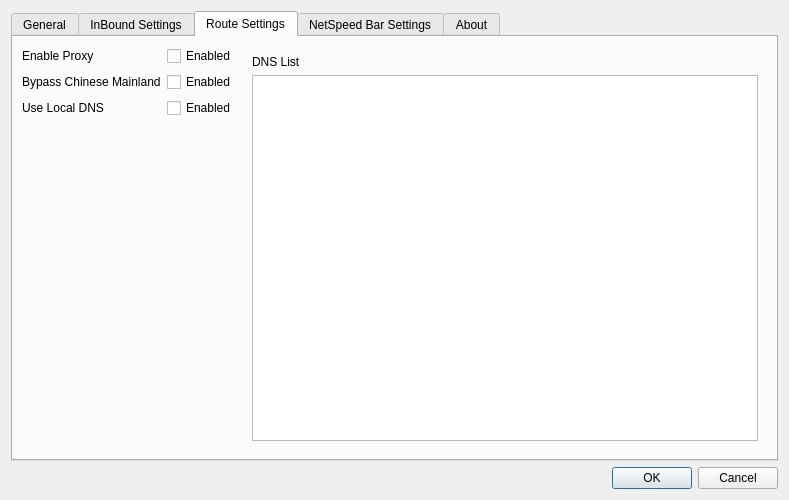
Before: the Qt Designer form src/ui/w_PrefrencesWindow.ui in darsvador/qvssr, drawn with Qt 5.
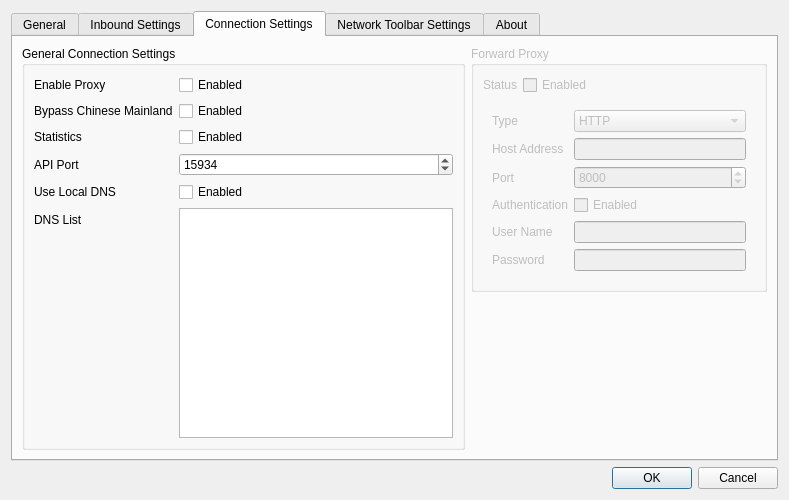
After: the same form once the commit is applied. The open tabs and pages were chosen to show the change. Icons and pictures are not drawn.

Commit message: Some fixes and adds [fix] Fixed a Dark UI Chart bug [add] Added UISettings section in config [add] Standalone function for determining filename when saving config [fix] Pointer or references fix? [add] SOME UI for importing connections. [add] Duplicating Connection #69 LMAO [add] Prefrences window -> Forward Proxy #125 UI

```diff
--- a/src/ui/w_PrefrencesWindow.ui
+++ b/src/ui/w_PrefrencesWindow.ui
@@ -29,13 +29,23 @@
    <bool>true</bool>
   </property>
   <layout class="QGridLayout" name="gridLayout">
-   <item row="0" column="0">
+   <item row="2" column="0">
+    <widget class="QDialogButtonBox" name="buttonBox">
+     <property name="orientation">
+      <enum>Qt::Horizontal</enum>
+     </property>
+     <property name="standardButtons">
+      <set>QDialogButtonBox::Cancel|QDialogButtonBox::Ok</set>
+     </property>
+    </widget>
+   </item>
+   <item row="1" column="0">
     <widget class="QTabWidget" name="tabWidget">
      <property name="tabShape">
       <enum>QTabWidget::Rounded</enum>
      </property>
      <property name="currentIndex">
-      <number>4</number>
+      <number>0</number>
      </property>
      <widget class="QWidget" name="tab">
       <attribute name="title">
@@ -43,13 +53,44 @@
       </attribute>
       <layout class="QFormLayout" name="formLayout_5">
        <item row="0" column="0">
+        <widget class="QLabel" name="label_35">
+         <property name="text">
+          <string>UI Theme</string>
+         </property>
+        </widget>
+       </item>
+       <item row="0" column="1">
+        <widget class="QComboBox" name="themeCombo">
+         <property name="minimumSize">
+          <size>
+           <width>200</width>
+           <height>0</height>
+          </size>
+         </property>
+        </widget>
+       </item>
+       <item row="1" column="0">
+        <widget class="QLabel" name="label_36">
+         <property name="text">
+          <string>Dark Chart Theme</string>
+         </property>
+        </widget>
+       </item>
+       <item row="1" column="1">
+        <widget class="QCheckBox" name="darkChartThemeCB">
+         <property name="text">
+          <string>Enabled</string>
+         </property>
+        </widget>
+       </item>
+       <item row="2" column="0">
         <widget class="QLabel" name="label_6">
          <property name="text">
           <string>Language</string>
          </property>
         </widget>
        </item>
-       <item row="0" column="1">
+       <item row="2" column="1">
         <widget class="QComboBox" name="languageComboBox">
          <property name="sizePolicy">
           <sizepolicy hsizetype="Preferred" vsizetype="Fixed">
@@ -57,6 +98,12 @@
            <verstretch>0</verstretch>
           </sizepolicy>
          </property>
+         <property name="minimumSize">
+          <size>
+           <width>100</width>
+           <height>0</height>
+          </size>
+         </property>
          <item>
           <property name="text">
            <string>zh-CN</string>
@@ -69,14 +116,14 @@
          </item>
         </widget>
        </item>
-       <item row="1" column="0">
+       <item row="3" column="0">
         <widget class="QLabel" name="label">
          <property name="text">
           <string>Log Level</string>
          </property>
         </widget>
        </item>
-       <item row="1" column="1">
+       <item row="3" column="1">
         <widget class="QComboBox" name="logLevelComboBox">
          <property name="sizePolicy">
           <sizepolicy hsizetype="Minimum" vsizetype="Fixed">
@@ -86,7 +133,7 @@
          </property>
          <property name="minimumSize">
           <size>
-           <width>138</width>
+           <width>150</width>
            <height>0</height>
           </size>
          </property>
@@ -117,14 +164,14 @@
          </item>
         </widget>
        </item>
-       <item row="2" column="0">
+       <item row="4" column="0">
         <widget class="QLabel" name="label_19">
          <property name="text">
           <string>Automatically Connect To</string>
          </property>
         </widget>
        </item>
-       <item row="2" column="1">
+       <item row="4" column="1">
         <widget class="QComboBox" name="autoStartCombo">
          <property name="minimumSize">
           <size>
@@ -139,72 +186,17 @@
          </item>
         </widget>
        </item>
-       <item row="3" column="0">
+       <item row="5" column="0">
         <widget class="QLabel" name="label_7">
          <property name="text">
           <string>Transparent Proxy Support</string>
          </property>
         </widget>
        </item>
-       <item row="3" column="1">
-        <widget class="QCheckBox" name="tProxyCheckBox">
-         <property name="text">
-          <string>Enabled</string>
-         </property>
-        </widget>
-       </item>
-       <item row="7" column="0">
-        <widget class="QLabel" name="label_15">
-         <property name="text">
-          <string>v2ray Assets Path</string>
-         </property>
-        </widget>
-       </item>
-       <item row="7" column="1">
-        <layout class="QHBoxLayout" name="horizontalLayout_5">
-         <item>
-          <widget class="QLineEdit" name="vCoreAssetsPathTxt"/>
-         </item>
-         <item>
-          <widget class="QPushButton" name="selectVAssetBtn">
-           <property name="text">
-            <string>Select</string>
-           </property>
-          </widget>
-         </item>
-        </layout>
-       </item>
-       <item row="4" column="0">
-        <widget class="QLabel" name="label_5">
-         <property name="text">
-          <string>Statistics</string>
-         </property>
-        </widget>
-       </item>
-       <item row="4" column="1">
-        <widget class="QCheckBox" name="statsCheckbox">
-         <property name="text">
-          <string>Enabled</string>
-         </property>
-        </widget>
-       </item>
-       <item row="5" column="0">
-        <widget class="QLabel" name="label_8">
-         <property name="text">
-          <string>API Port</string>
-         </property>
-        </widget>
-       </item>
        <item row="5" column="1">
-        <widget class="QSpinBox" name="statsPortBox">
-         <property name="minimum">
-          <number>1024</number>
-         </property>
-         <property name="maximum">
-          <number>65535</number>
-         </property>
-         <property name="value">
-          <number>15934</number>
+        <widget class="QCheckBox" name="tProxyCheckBox">
+         <property name="text">
+          <string>Enabled</string>
          </property>
         </widget>
        </item>
@@ -229,11 +221,32 @@
          </item>
         </layout>
        </item>
+       <item row="7" column="0">
+        <widget class="QLabel" name="label_15">
+         <property name="text">
+          <string>v2ray Assets Path</string>
+         </property>
+        </widget>
+       </item>
+       <item row="7" column="1">
+        <layout class="QHBoxLayout" name="horizontalLayout_5">
+         <item>
+          <widget class="QLineEdit" name="vCoreAssetsPathTxt"/>
+         </item>
+         <item>
+          <widget class="QPushButton" name="selectVAssetBtn">
+           <property name="text">
+            <string>Select</string>
+           </property>
+          </widget>
+         </item>
+        </layout>
+       </item>
       </layout>
      </widget>
      <widget class="QWidget" name="tab_3">
       <attribute name="title">
-       <string>InBound Settings</string>
+       <string>Inbound Settings</string>
       </attribute>
       <layout class="QVBoxLayout" name="verticalLayout" stretch="0,1">
        <item>
@@ -360,7 +373,7 @@
           </widget>
          </item>
          <item>
-          <widget class="QGroupBox" name="groupBox">
+          <widget class="QGroupBox" name="groupBox_7">
            <property name="title">
             <string>HTTP Inbound Settings</string>
            </property>
@@ -443,76 +456,249 @@
      </widget>
      <widget class="QWidget" name="tab_4">
       <attribute name="title">
-       <string>Route Settings</string>
+       <string>Connection Settings</string>
       </attribute>
-      <layout class="QHBoxLayout" name="horizontalLayout_3">
-       <item>
-        <layout class="QFormLayout" name="formLayout">
-         <item row="0" column="0">
-          <widget class="QLabel" name="label_16">
-           <property name="text">
-            <string>Enable Proxy</string>
-           </property>
-          </widget>
-         </item>
-         <item row="0" column="1">
-          <widget class="QCheckBox" name="proxyDefaultCb">
-           <property name="text">
-            <string>Enabled</string>
-           </property>
-          </widget>
-         </item>
-         <item row="1" column="0">
-          <widget class="QLabel" name="label_17">
-           <property name="text">
-            <string>Bypass Chinese Mainland</string>
-           </property>
-          </widget>
-         </item>
-         <item row="2" column="0">
-          <widget class="QLabel" name="label_18">
-           <property name="text">
-            <string>Use Local DNS</string>
-           </property>
-          </widget>
-         </item>
-         <item row="1" column="1">
-          <widget class="QCheckBox" name="bypassCNCb">
-           <property name="text">
-            <string>Enabled</string>
-           </property>
-          </widget>
-         </item>
-         <item row="2" column="1">
-          <widget class="QCheckBox" name="localDNSCb">
-           <property name="text">
-            <string>Enabled</string>
-           </property>
-          </widget>
-         </item>
-        </layout>
-       </item>
-       <item>
-        <widget class="QWidget" name="widget" native="true">
-         <layout class="QVBoxLayout" name="verticalLayout_3">
-          <item>
+      <layout class="QGridLayout" name="gridLayout_4" rowstretch="0,0" columnstretch="6,4" rowminimumheight="0,1">
+       <item row="0" column="0" rowspan="2">
+        <widget class="QGroupBox" name="groupBox">
+         <property name="title">
+          <string>General Connection Settings</string>
+         </property>
+         <layout class="QFormLayout" name="formLayout">
+          <item row="0" column="0">
+           <widget class="QLabel" name="label_16">
+            <property name="text">
+             <string>Enable Proxy</string>
+            </property>
+           </widget>
+          </item>
+          <item row="0" column="1">
+           <widget class="QCheckBox" name="proxyDefaultCb">
+            <property name="text">
+             <string>Enabled</string>
+            </property>
+           </widget>
+          </item>
+          <item row="1" column="0">
+           <widget class="QLabel" name="label_17">
+            <property name="text">
+             <string>Bypass Chinese Mainland</string>
+            </property>
+           </widget>
+          </item>
+          <item row="1" column="1">
+           <widget class="QCheckBox" name="bypassCNCb">
+            <property name="text">
+             <string>Enabled</string>
+            </property>
+           </widget>
+          </item>
+          <item row="2" column="0">
+           <widget class="QLabel" name="label_5">
+            <property name="text">
+             <string>Statistics</string>
+            </property>
+           </widget>
+          </item>
+          <item row="2" column="1">
+           <widget class="QCheckBox" name="statsCheckbox">
+            <property name="text">
+             <string>Enabled</string>
+            </property>
+           </widget>
+          </item>
+          <item row="3" column="0">
+           <widget class="QLabel" name="label_8">
+            <property name="text">
+             <string>API Port</string>
+            </property>
+           </widget>
+          </item>
+          <item row="3" column="1">
+           <widget class="QSpinBox" name="statsPortBox">
+            <property name="minimumSize">
+             <size>
+              <width>100</width>
+              <height>0</height>
+             </size>
+            </property>
+            <property name="minimum">
+             <number>1024</number>
+            </property>
+            <property name="maximum">
+             <number>65535</number>
+            </property>
+            <property name="value">
+             <number>15934</number>
+            </property>
+           </widget>
+          </item>
+          <item row="4" column="0">
+           <widget class="QLabel" name="label_18">
+            <property name="text">
+             <string>Use Local DNS</string>
+            </property>
+           </widget>
+          </item>
+          <item row="4" column="1">
+           <widget class="QCheckBox" name="localDNSCb">
+            <property name="text">
+             <string>Enabled</string>
+            </property>
+           </widget>
+          </item>
+          <item row="5" column="0">
            <widget class="QLabel" name="label_21">
             <property name="text">
              <string>DNS List</string>
             </property>
            </widget>
           </item>
-          <item>
+          <item row="5" column="1">
            <widget class="QPlainTextEdit" name="DNSListTxt"/>
           </item>
          </layout>
         </widget>
        </item>
+       <item row="0" column="1">
+        <widget class="QGroupBox" name="formGroupBox">
+         <property name="enabled">
+          <bool>false</bool>
+         </property>
+         <property name="title">
+          <string>Forward Proxy</string>
+         </property>
+         <layout class="QVBoxLayout" name="verticalLayout_3" stretch="0,0">
+          <item>
+           <layout class="QFormLayout" name="formLayout_8">
+            <item row="0" column="0">
+             <widget class="QLabel" name="label_48">
+              <property name="text">
+               <string>Status</string>
+              </property>
+             </widget>
+            </item>
+            <item row="0" column="1">
+             <widget class="QCheckBox" name="checkBox">
+              <property name="text">
+               <string>Enabled</string>
+              </property>
+             </widget>
+            </item>
+           </layout>
+          </item>
+          <item>
+           <widget class="QFrame" name="frontProxyFrame">
+            <layout class="QFormLayout" name="formLayout_6">
+             <item row="0" column="0">
+              <widget class="QLabel" name="label_49">
+               <property name="text">
+                <string>Type</string>
+               </property>
+              </widget>
+             </item>
+             <item row="0" column="1">
+              <widget class="QComboBox" name="comboBox">
+               <item>
+                <property name="text">
+                 <string>HTTP</string>
+                </property>
+               </item>
+               <item>
+                <property name="text">
+                 <string>Socks</string>
+                </property>
+               </item>
+              </widget>
+             </item>
+             <item row="1" column="0">
+              <widget class="QLabel" name="label_50">
+               <property name="text">
+                <string>Host Address</string>
+               </property>
+              </widget>
+             </item>
+             <item row="1" column="1">
+              <widget class="QLineEdit" name="lineEdit"/>
+             </item>
+             <item row="2" column="0">
+              <widget class="QLabel" name="label_51">
+               <property name="text">
+                <string>Port</string>
+               </property>
+              </widget>
+             </item>
+             <item row="2" column="1">
+              <widget class="QSpinBox" name="spinBox">
+               <property name="minimum">
+                <number>1</number>
+               </property>
+               <property name="maximum">
+                <number>65535</number>
+               </property>
+               <property name="value">
+                <number>8000</number>
+               </property>
+              </widget>
+             </item>
+             <item row="3" column="0">
+              <widget class="QLabel" name="label_54">
+               <property name="text">
+                <string>Authentication</string>
+               </property>
+              </widget>
+             </item>
+             <item row="3" column="1">
+              <widget class="QCheckBox" name="checkBox_2">
+               <property name="text">
+                <string>Enabled</string>
+               </property>
+              </widget>
+             </item>
+             <item row="4" column="0">
+              <widget class="QLabel" name="label_52">
+               <property name="text">
+                <string>User Name</string>
+               </property>
+              </widget>
+             </item>
+             <item row="4" column="1">
+              <widget class="QLineEdit" name="lineEdit_3"/>
+             </item>
+             <item row="5" column="0">
+              <widget class="QLabel" name="label_53">
+               <property name="text">
+                <string>Password</string>
+               </property>
+              </widget>
+             </item>
+             <item row="5" column="1">
+              <widget class="QLineEdit" name="lineEdit_2"/>
+             </item>
+            </layout>
+           </widget>
+          </item>
+         </layout>
+        </widget>
+       </item>
+       <item row="1" column="1">
+        <spacer name="verticalSpacer">
+         <property name="orientation">
+          <enum>Qt::Vertical</enum>
+         </property>
+         <property name="sizeHint" stdset="0">
+          <size>
+           <width>20</width>
+           <height>40</height>
+          </size>
+         </property>
+        </spacer>
+       </item>
       </layout>
      </widget>
      <widget class="QWidget" name="tab_2">
       <attribute name="title">
-       <string>NetSpeed Bar Settings</string>
+       <string>Network Toolbar Settings</string>
       </attribute>
       <layout class="QGridLayout" name="gridLayout_3">
        <item row="1" column="0" rowspan="3">
@@ -907,6 +1093,9 @@
                 <pointsize>10</pointsize>
                </font>
               </property>
+              <property name="text">
+               <string>TIME</string>
+              </property>
              </widget>
             </item>
             <item>
@@ -1097,16 +1286,6 @@
      </widget>
     </widget>
    </item>
-   <item row="1" column="0">
-    <widget class="QDialogButtonBox" name="buttonBox">
-     <property name="orientation">
-      <enum>Qt::Horizontal</enum>
-     </property>
-     <property name="standardButtons">
-      <set>QDialogButtonBox::Cancel|QDialogButtonBox::Ok</set>
-     </property>
-    </widget>
-   </item>
   </layout>
  </widget>
  <resources>
```
The commit also changes 17 other files.
